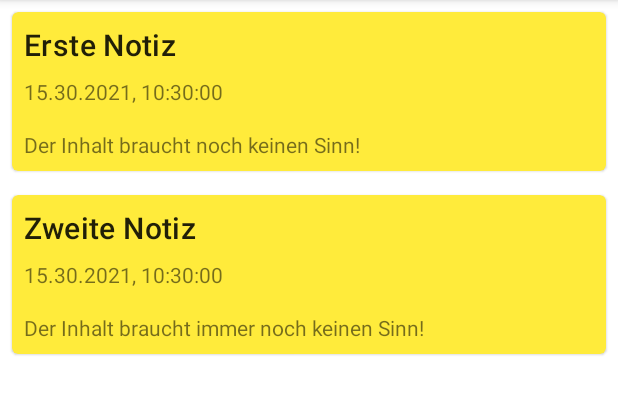
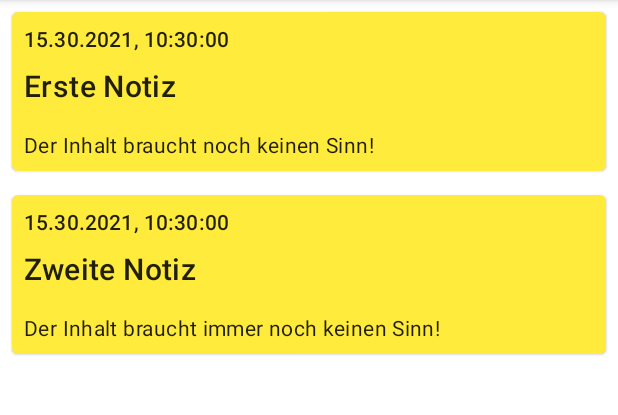
Before and after one commit to SLedolter/NoteToDo, an Android app: the screen it shows after launch (MainActivity), on a phone screen of 412 x 824 dp, the part 84-499 px from its top. Run offline under Robolectric (Android 15) with nearby library versions, the phone set to English and light mode, and no system bars.

Commit message:
SL: added blank activity for note editing; worked on base note layout

```diff
--- /dev/null
+++ b/app/src/main/res/layout/activity_note_edit.xml
@@ -0,0 +1,6 @@
+<?xml version="1.0" encoding="utf-8"?>
+<androidx.constraintlayout.widget.ConstraintLayout xmlns:android="http://schemas.android.com/apk/res/android"
+    android:layout_width="match_parent"
+    android:layout_height="match_parent">
+
+</androidx.constraintlayout.widget.ConstraintLayout>
--- a/app/src/main/res/layout/note_default_base.xml
+++ b/app/src/main/res/layout/note_default_base.xml
@@ -13,31 +13,33 @@
         android:layout_margin="8dp">
 
         <TextView
+            android:id="@+id/txt_note_creation_date"
+            android:layout_width="wrap_content"
+            android:layout_height="wrap_content"
+            android:textAppearance="@style/TextAppearance.MaterialComponents.Subtitle2"
+            app:layout_constraintStart_toStartOf="parent"
+            app:layout_constraintTop_toTopOf="parent"
+            tools:text="2021-12-12 13:05:13" />
+
+        <TextView
             android:id="@+id/txt_note_title"
             android:layout_width="wrap_content"
             android:layout_height="wrap_content"
-            tools:text="Title of note"
+            android:layout_marginTop="8dp"
             android:textAppearance="@style/TextAppearance.MaterialComponents.Headline6"
             app:layout_constraintStart_toStartOf="parent"
-            app:layout_constraintTop_toTopOf="parent" />
-
-        <TextView
-            android:id="@+id/txt_note_creation_date"
-            android:layout_width="wrap_content"
-            android:layout_height="wrap_content"
-            android:layout_marginTop="8dp"
-            tools:text="2021-12-12 13:05:13"
-            app:layout_constraintStart_toStartOf="parent"
-            app:layout_constraintTop_toBottomOf="@+id/txt_note_title" />
+            app:layout_constraintTop_toBottomOf="@+id/txt_note_creation_date"
+            tools:text="Title of note" />
 
         <TextView
             android:id="@+id/txt_note_content"
             android:layout_width="wrap_content"
             android:layout_height="wrap_content"
             android:layout_marginTop="16dp"
-            android:text="TextView"
+            android:textAppearance="@style/TextAppearance.MaterialComponents.Body2"
             app:layout_constraintStart_toStartOf="parent"
-            app:layout_constraintTop_toBottomOf="@+id/txt_note_creation_date" />
+            app:layout_constraintTop_toBottomOf="@+id/txt_note_title"
+            tools:text="This is the content box!" />
 
     </androidx.constraintlayout.widget.ConstraintLayout>
 
```
